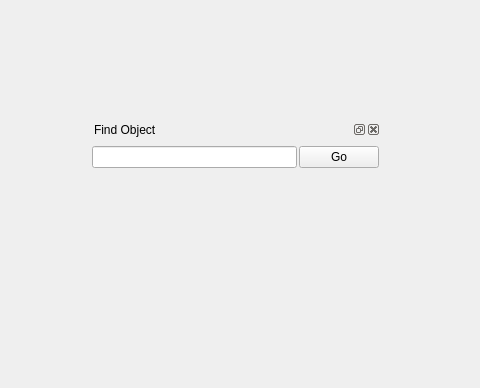
Old version of the form src/mainGui.ui in the repository 519984307/stellarium_src; both pictures show x 0 to 480 and y 0 to 388 of the 650 by 534 pixel window.
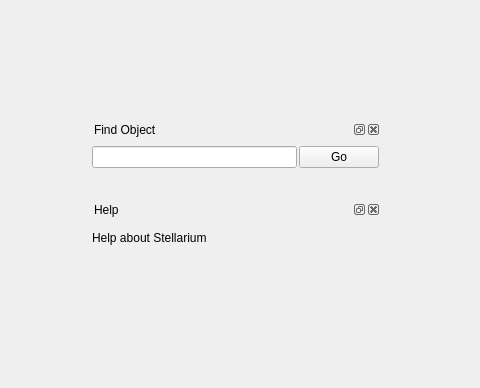
New version of the form.

Commit message: Added title, and help window.

What changed in the file:
```diff
--- a/src/mainGui.ui
+++ b/src/mainGui.ui
@@ -76,6 +76,57 @@
     </layout>
    </widget>
   </widget>
+  <widget class="QDockWidget" name="dockWidgetHelp" >
+   <property name="geometry" >
+    <rect>
+     <x>90</x>
+     <y>200</y>
+     <width>291</width>
+     <height>56</height>
+    </rect>
+   </property>
+   <property name="floating" >
+    <bool>true</bool>
+   </property>
+   <property name="features" >
+    <set>QDockWidget::AllDockWidgetFeatures</set>
+   </property>
+   <property name="allowedAreas" >
+    <set>Qt::NoDockWidgetArea</set>
+   </property>
+   <property name="windowTitle" >
+    <string>Help</string>
+   </property>
+   <widget class="QWidget" name="dockWidgetContents_2" >
+    <layout class="QGridLayout" >
+     <property name="leftMargin" >
+      <number>2</number>
+     </property>
+     <property name="topMargin" >
+      <number>2</number>
+     </property>
+     <property name="rightMargin" >
+      <number>2</number>
+     </property>
+     <property name="bottomMargin" >
+      <number>2</number>
+     </property>
+     <property name="horizontalSpacing" >
+      <number>2</number>
+     </property>
+     <property name="verticalSpacing" >
+      <number>2</number>
+     </property>
+     <item row="0" column="0" >
+      <widget class="QLabel" name="label" >
+       <property name="text" >
+        <string>Help about Stellarium</string>
+       </property>
+      </widget>
+     </item>
+    </layout>
+   </widget>
+  </widget>
   <action name="actionShow_Constellation_Lines" >
    <property name="checkable" >
     <bool>true</bool>
```
Left out of the diff: 26 changed lines with no effect on the pictures.
